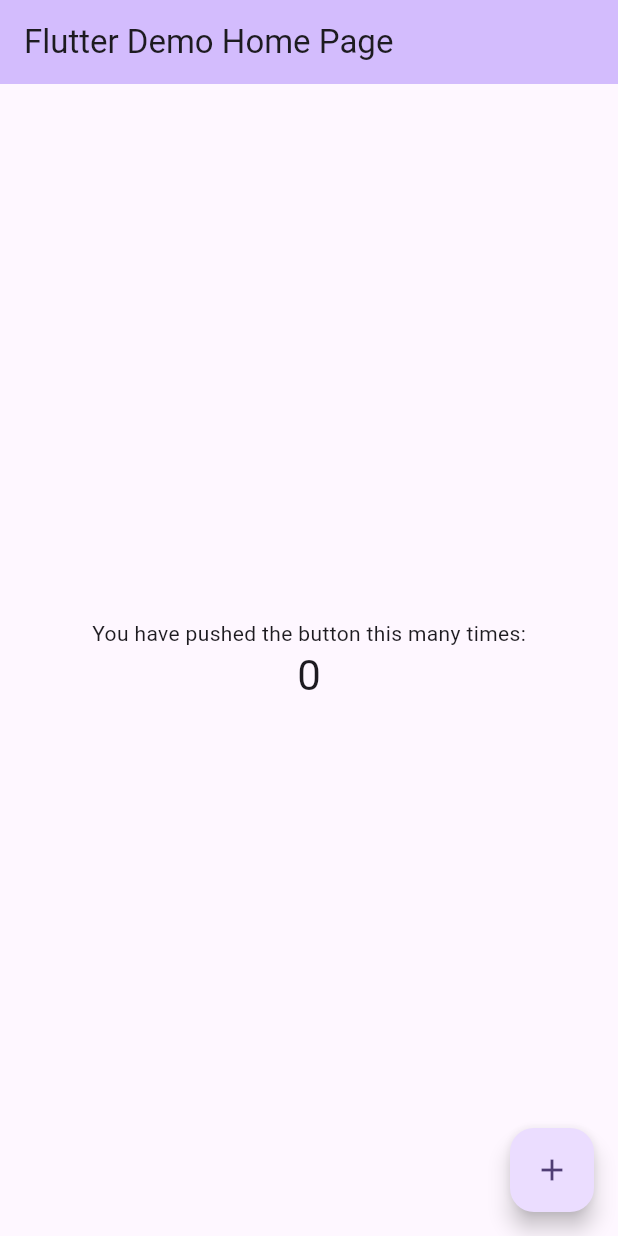
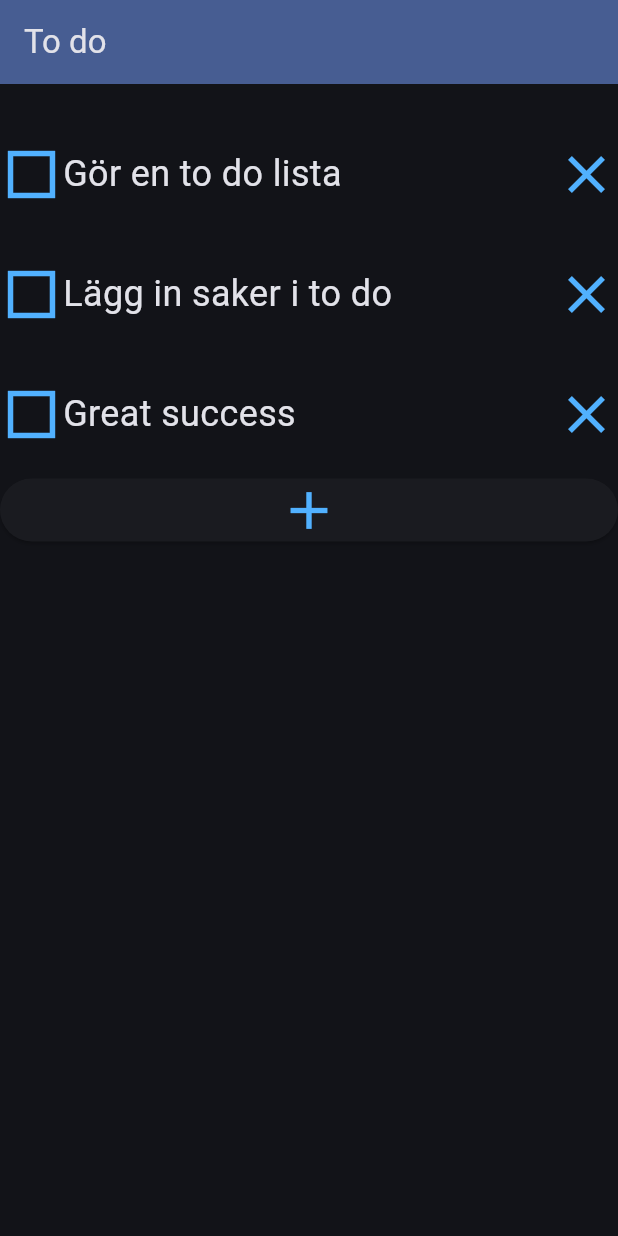
Before and after one commit to gu-tig333-ht23/gusnorro, a Flutter app: the screen it shows after launch, on a phone screen of 412 x 824 dp. Run offline on Flutter 3.47's test engine with Material 2 defaults, Android fonts, the phone set to English and light mode, and no system bars.

Commit message:
Steg 1 gusnorro
Steg 1
gusnorro
Robert Norrman

```diff
--- a/lib/main.dart
+++ b/lib/main.dart
@@ -11,115 +11,54 @@ class MyApp extends StatelessWidget {
   @override
   Widget build(BuildContext context) {
     return MaterialApp(
-      title: 'Flutter Demo',
+      title: 'To do',
       theme: ThemeData(
-        // This is the theme of your application.
-        //
-        // TRY THIS: Try running your application with "flutter run". You'll see
-        // the application has a blue toolbar. Then, without quitting the app,
-        // try changing the seedColor in the colorScheme below to Colors.green
-        // and then invoke "hot reload" (save your changes or press the "hot
-        // reload" button in a Flutter-supported IDE, or press "r" if you used
-        // the command line to start the app).
-        //
-        // Notice that the counter didn't reset back to zero; the application
-        // state is not lost during the reload. To reset the state, use hot
-        // restart instead.
-        //
-        // This works for code too, not just values: Most code changes can be
-        // tested with just a hot reload.
-        colorScheme: ColorScheme.fromSeed(seedColor: Colors.deepPurple),
+        colorScheme: ColorScheme.fromSeed(
+            seedColor: Color.fromARGB(255, 0, 96, 223),
+            brightness: Brightness.dark),
         useMaterial3: true,
       ),
-      home: const MyHomePage(title: 'Flutter Demo Home Page'),
+      home: const MyHomePage(),
     );
   }
 }
 
-class MyHomePage extends StatefulWidget {
-  const MyHomePage({super.key, required this.title});
-
-  // This widget is the home page of your application. It is stateful, meaning
-  // that it has a State object (defined below) that contains fields that affect
-  // how it looks.
-
-  // This class is the configuration for the state. It holds the values (in this
-  // case the title) provided by the parent (in this case the App widget) and
-  // used by the build method of the State. Fields in a Widget subclass are
-  // always marked "final".
-
-  final String title;
-
-  @override
-  State<MyHomePage> createState() => _MyHomePageState();
-}
-
-class _MyHomePageState extends State<MyHomePage> {
-  int _counter = 0;
-
-  void _incrementCounter() {
-    setState(() {
-      // This call to setState tells the Flutter framework that something has
-      // changed in this State, which causes it to rerun the build method below
-      // so that the display can reflect the updated values. If we changed
-      // _counter without calling setState(), then the build method would not be
-      // called again, and so nothing would appear to happen.
-      _counter++;
-    });
-  }
+class MyHomePage extends StatelessWidget {
+  const MyHomePage({super.key});
 
   @override
   Widget build(BuildContext context) {
-    // This method is rerun every time setState is called, for instance as done
-    // by the _incrementCounter method above.
-    //
-    // The Flutter framework has been optimized to make rerunning build methods
-    // fast, so that you can just rebuild anything that needs updating rather
-    // than having to individually change instances of widgets.
     return Scaffold(
-      appBar: AppBar(
-        // TRY THIS: Try changing the color here to a specific color (to
-        // Colors.amber, perhaps?) and trigger a hot reload to see the AppBar
-        // change color while the other colors stay the same.
-        backgroundColor: Theme.of(context).colorScheme.inversePrimary,
-        // Here we take the value from the MyHomePage object that was created by
-        // the App.build method, and use it to set our appbar title.
-        title: Text(widget.title),
-      ),
-      body: Center(
-        // Center is a layout widget. It takes a single child and positions it
-        // in the middle of the parent.
-        child: Column(
-          // Column is also a layout widget. It takes a list of children and
-          // arranges them vertically. By default, it sizes itself to fit its
-          // children horizontally, and tries to be as tall as its parent.
-          //
-          // Column has various properties to control how it sizes itself and
-          // how it positions its children. Here we use mainAxisAlignment to
-          // center the children vertically; the main axis here is the vertical
-          // axis because Columns are vertical (the cross axis would be
-          // horizontal).
-          //
-          // TRY THIS: Invoke "debug painting" (choose the "Toggle Debug Paint"
-          // action in the IDE, or press "p" in the console), to see the
-          // wireframe for each widget.
-          mainAxisAlignment: MainAxisAlignment.center,
-          children: <Widget>[
-            const Text(
-              'You have pushed the button this many times:',
-            ),
-            Text(
-              '$_counter',
-              style: Theme.of(context).textTheme.headlineMedium,
-            ),
+        appBar: AppBar(
+          backgroundColor: Theme.of(context).colorScheme.inversePrimary,
+          title: Text('To do'),
+        ),
+        body: ListView(
+          children: [
+            Padding(padding: EdgeInsets.all(10)),
+            _toDoItems('Gör en to do lista'),
+            _toDoItems('Lägg in saker i to do'),
+            _toDoItems('Great success'),
+            ElevatedButton(
+                onPressed: () {},
+                child: Icon(Icons.add,
+                    color: Color.fromARGB(255, 81, 177, 255), size: 42.0))
           ],
-        ),
-      ),
-      floatingActionButton: FloatingActionButton(
-        onPressed: _incrementCounter,
-        tooltip: 'Increment',
-        child: const Icon(Icons.add),
-      ), // This trailing comma makes auto-formatting nicer for build methods.
-    );
+        ));
   }
 }
+
+Widget _toDoItems(String toDo) {
+  return Row(
+    mainAxisAlignment: MainAxisAlignment.start,
+    crossAxisAlignment: CrossAxisAlignment.center,
+    children: [
+      Icon(Icons.square_outlined,
+          color: Color.fromARGB(255, 81, 177, 255), size: 42.0),
+      Expanded(child: Text(toDo, style: TextStyle(fontSize: 24))),
+      Icon(Icons.close,
+          color: const Color.fromARGB(255, 81, 177, 255), size: 42),
+      Padding(padding: EdgeInsets.symmetric(vertical: 40))
+    ],
+  );
+}
```
Also changed, not shown: pubspec.lock.
